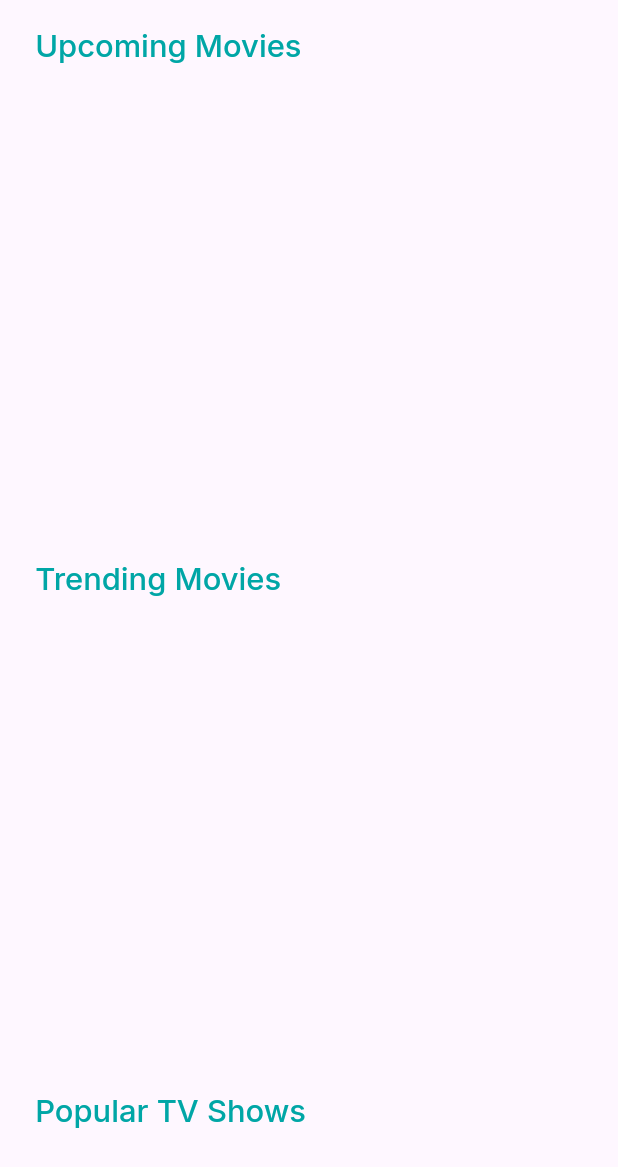
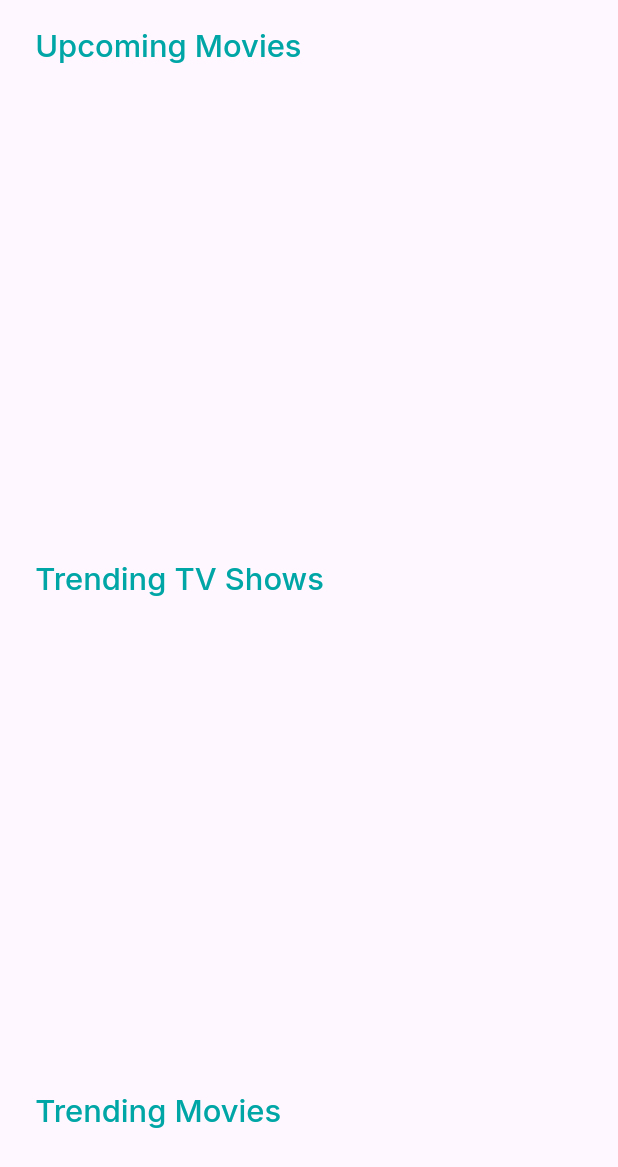
Before and after one commit to kushalchh07/MovieWiki-For-Mobile, a Flutter app: what showHomePage() shows on an empty page, opened directly with empty values, on a phone screen of 412 x 824 dp. Shown: the top 1167 px of the screen. Run offline on Flutter 3.47's test engine with Material 3 defaults, Android fonts, the phone set to English and light mode, and no system bars; our stand-ins replace bloc, connectivity_plus, flutter_bloc, font_awesome_flutter, get, google_fonts; network calls fail.

Commit message:
Feat: added tv shows screen

```diff
--- a/lib/logic/Bloc/TvShowsBloc/tvshows_event.dart
+++ b/lib/logic/Bloc/TvShowsBloc/tvshows_event.dart
@@ -2,3 +2,5 @@ part of 'tvshows_bloc.dart';
 
 @immutable
 sealed class TvshowsEvent {}
+
+class LoadTvshowsEvent extends TvshowsEvent {}
--- a/lib/logic/Bloc/TvShowsBloc/tvshows_state.dart
+++ b/lib/logic/Bloc/TvShowsBloc/tvshows_state.dart
@@ -4,3 +4,14 @@ part of 'tvshows_bloc.dart';
 sealed class TvshowsState {}
 
 final class TvshowsInitial extends TvshowsState {}
+final class TvshowsLoadingState extends TvshowsState {}
+
+final class TvshowsLoadedState extends TvshowsState {
+  final List<Resultsss> trendingTvShowsList;
+
+  TvshowsLoadedState({
+    required this.trendingTvShowsList,
+  });
+}
+
+final class TvshowsErrorState extends TvshowsState {}
--- a/lib/pages/home/homepage.dart
+++ b/lib/pages/home/homepage.dart
@@ -217,6 +217,31 @@ Widget showHomePage(AppSize size, BuildContext context, HomeLoadedState state) {
                 ),
               ),
               dividerText(
+                  context: context, dividerText: "Trending TV Shows", desc: ''),
+              SizedBox(
+                height: 320, // Adjust the height as needed
+                child: GridView.builder(
+                  scrollDirection: Axis.horizontal,
+                  itemCount: state.trendingTvShowsList.length,
+                  gridDelegate: SliverGridDelegateWithFixedCrossAxisCount(
+                    crossAxisCount: 1,
+                    mainAxisExtent: 300,
+                    childAspectRatio: 0.3,
+                    crossAxisSpacing: 10,
+                    mainAxisSpacing: 10,
+                  ),
+                  itemBuilder: (context, index) {
+                    final result = state.trendingTvShowsList[index];
+                    return customCards(
+                      title: result.name,
+                      posterpath: result.posterPath,
+                      releasedate: result.firstAirDate,
+                      popularity: result.popularity,
+                    );
+                  },
+                ),
+              ),
+              dividerText(
                   context: context, dividerText: "Trending Movies", desc: ''),
               SizedBox(
                 height: 320, // Adjust the height as needed
@@ -241,31 +266,7 @@ Widget showHomePage(AppSize size, BuildContext context, HomeLoadedState state) {
                   },
                 ),
               ),
-              dividerText(
-                  context: context, dividerText: "Popular TV Shows", desc: ''),
-              SizedBox(
-                height: 320, // Adjust the height as needed
-                child: GridView.builder(
-                  scrollDirection: Axis.horizontal,
-                  itemCount: state.trendingTvShowsList.length,
-                  gridDelegate: SliverGridDelegateWithFixedCrossAxisCount(
-                    crossAxisCount: 1,
-                    mainAxisExtent: 300,
-                    childAspectRatio: 0.3,
-                    crossAxisSpacing: 10,
-                    mainAxisSpacing: 10,
-                  ),
-                  itemBuilder: (context, index) {
-                    final result = state.trendingTvShowsList[index];
-                    return customCards(
-                      title: result.name,
-                      posterpath: result.posterPath,
-                      releasedate: result.firstAirDate,
-                      popularity: result.popularity,
-                    );
-                  },
-                ),
-              ),
+
               // dividerText(
               //     context: context, dividerText: "Top Animes", desc: ''),
               // SizedBox(
```
Also changed, not shown: lib/logic/Bloc/TvShowsBloc/tvshows_bloc.dart (+31 -3 lines), lib/pages/home/tvshows.dart (+84 -1 lines).
